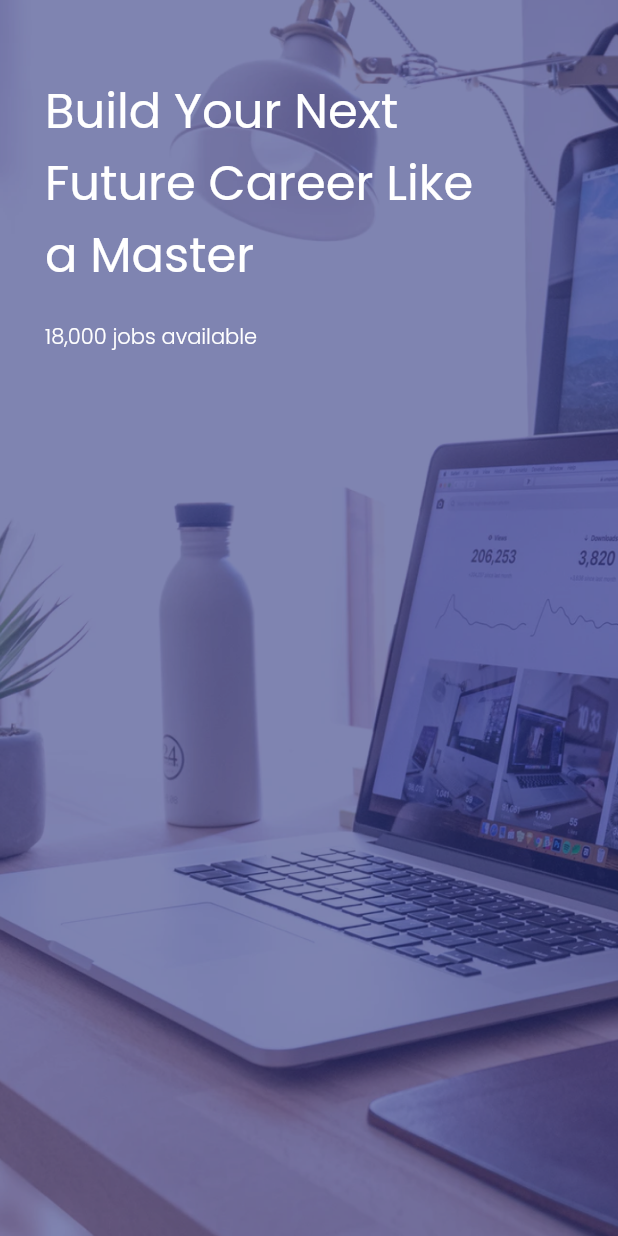
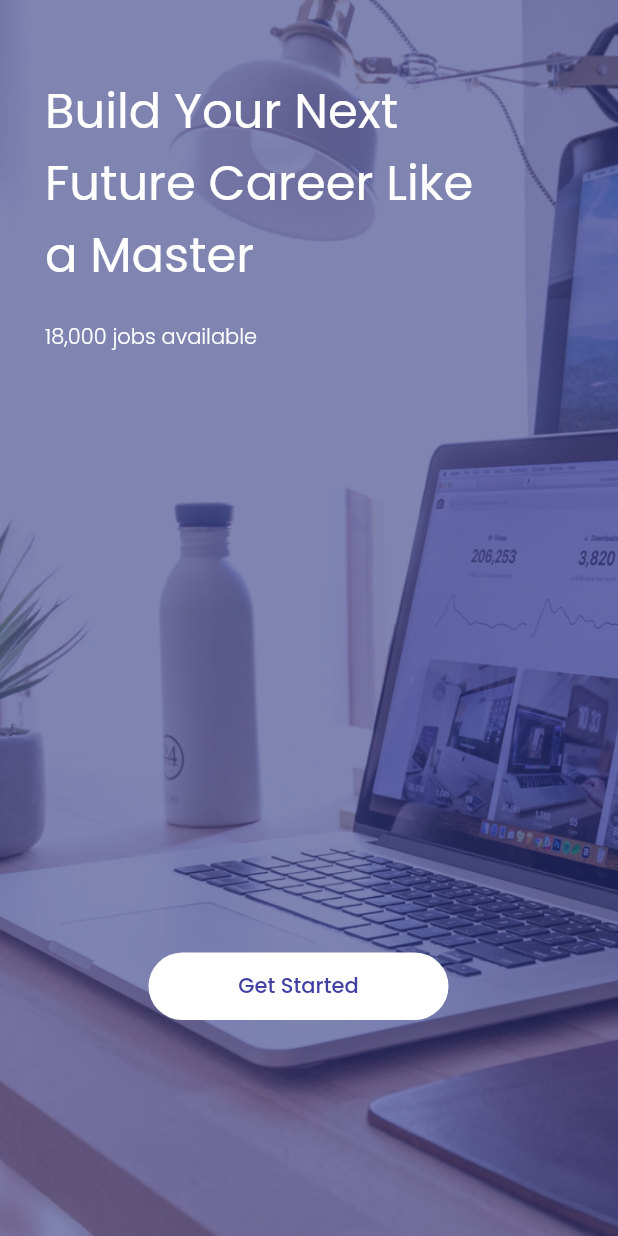
Before and after one commit to perymerdeka/future-jobs, a Flutter app: the screen it shows after launch, on a phone screen of 412 x 824 dp. Run offline on Flutter 3.47's test engine with Material 2 defaults, Android fonts, the phone set to English and light mode, and no system bars; our stand-ins replace google_fonts.

Commit message:
Done Adding Getting Started Button to OnBoardingScreen

```diff
--- a/lib/pages/onboarding_screen.dart
+++ b/lib/pages/onboarding_screen.dart
@@ -36,6 +36,28 @@ class OnBoardingScreen extends StatelessWidget {
                       color: Colors.white,
                       fontSize: 14,
                       fontWeight: FontWeight.w300),
+                ),
+                Center(
+                  child: Padding(
+                    padding: const EdgeInsets.only(top: 400),
+                    child: SizedBox(
+                      width: 200,
+                      height: 45,
+                      child: TextButton(
+                          style: TextButton.styleFrom(
+                              backgroundColor: const Color(0xffFFFFFF),
+                              shape: RoundedRectangleBorder(
+                                  borderRadius: BorderRadius.circular(66))),
+                          onPressed: () {},
+                          child: Text(
+                            'Get Started',
+                            style: GoogleFonts.poppins(
+                                color: const Color(0xff4141A4),
+                                fontSize: 14,
+                                fontWeight: FontWeight.w500),
+                          )),
+                    ),
+                  ),
                 )
               ],
             ),
```
